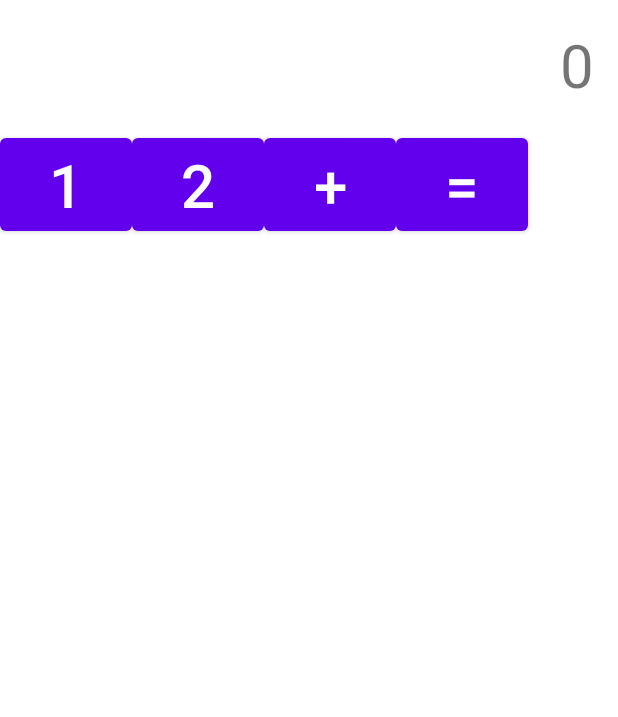
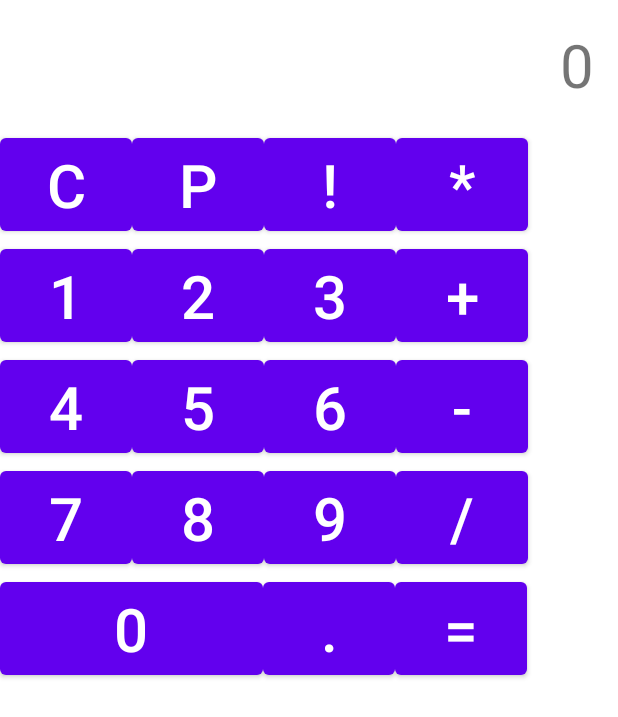
Before and after one commit to a21604343/calculator_android, an Android app: the layout activity_main.xml on its own in the app's theme, with its tools: preview values and no code run, on a phone screen of 412 x 824 dp. Shown: the top 717 px of the screen. Run offline under Robolectric (Android 15) with nearby library versions, the phone set to English and light mode, and no system bars.

Commit message:
activity arranjada, otimização do codigo na MainActivity.kt  e adicionada lista para guardar historico

```diff
--- a/app/src/main/res/layout/activity_main.xml
+++ b/app/src/main/res/layout/activity_main.xml
@@ -21,7 +21,43 @@
         android:textAlignment="textEnd"
         android:padding="16dp"
         />
+    <LinearLayout
+        android:layout_width="match_parent"
+        android:layout_height="wrap_content"
+        android:orientation="horizontal">
 
+        <Button
+            android:id='@+id/button_clear'
+            android:textSize="40sp"
+            android:layout_width="wrap_content"
+            android:layout_height="wrap_content"
+            android:text="C"
+            />
+        <Button
+            android:id='@+id/button_smaller'
+            android:textSize="40sp"
+            android:layout_width="wrap_content"
+            android:layout_height="wrap_content"
+            android:text="p"
+            />
+        <Button
+            android:id='@+id/button_factorial'
+            android:textSize="40sp"
+            android:layout_width="wrap_content"
+            android:layout_height="wrap_content"
+            android:text="!"
+            />
+        <Button
+            android:id='@+id/button_questionMark'
+            android:textSize="40sp"
+            android:color="@color/teal_700"
+            android:layout_width="wrap_content"
+            android:layout_height="wrap_content"
+            android:text="*"
+            />
+
+
+    </LinearLayout>
     <LinearLayout
         android:layout_width="match_parent"
         android:layout_height="wrap_content"
@@ -42,12 +78,114 @@
             android:text="2"
             />
         <Button
+            android:id='@+id/button_3'
+            android:textSize="40sp"
+            android:layout_width="wrap_content"
+            android:layout_height="wrap_content"
+            android:text="3"
+            />
+        <Button
             android:id='@+id/button_adition'
             android:textSize="40sp"
             android:layout_width="wrap_content"
             android:layout_height="wrap_content"
             android:text="+"
             />
+
+
+    </LinearLayout>
+    <LinearLayout
+        android:layout_width="match_parent"
+        android:layout_height="wrap_content"
+        android:orientation="horizontal">
+
+        <Button
+            android:id='@+id/button_4'
+            android:textSize="40sp"
+            android:layout_width="wrap_content"
+            android:layout_height="wrap_content"
+            android:text="4"
+            />
+        <Button
+            android:id='@+id/button_5'
+            android:textSize="40sp"
+            android:layout_width="wrap_content"
+            android:layout_height="wrap_content"
+            android:text="5"
+            />
+        <Button
+            android:id='@+id/button_6'
+            android:textSize="40sp"
+            android:layout_width="wrap_content"
+            android:layout_height="wrap_content"
+            android:text="6"
+            />
+        <Button
+            android:id='@+id/button_minus'
+            android:textSize="40sp"
+            android:layout_width="wrap_content"
+            android:layout_height="wrap_content"
+            android:text="-"
+            />
+
+
+    </LinearLayout>
+    <LinearLayout
+        android:layout_width="match_parent"
+        android:layout_height="wrap_content"
+        android:orientation="horizontal">
+
+        <Button
+            android:id='@+id/button_7'
+            android:textSize="40sp"
+            android:layout_width="wrap_content"
+            android:layout_height="wrap_content"
+            android:text="7"
+            />
+        <Button
+            android:id='@+id/button_8'
+            android:textSize="40sp"
+            android:layout_width="wrap_content"
+            android:layout_height="wrap_content"
+            android:text="8"
+            />
+        <Button
+            android:id='@+id/button_9'
+            android:textSize="40sp"
+            android:layout_width="wrap_content"
+            android:layout_height="wrap_content"
+            android:text="9"
+            />
+        <Button
+            android:id='@+id/button_divide'
+            android:textSize="40sp"
+            android:layout_width="wrap_content"
+            android:layout_height="wrap_content"
+            android:text="/"
+            />
+
+
+    </LinearLayout>
+    <LinearLayout
+        android:layout_width="match_parent"
+        android:layout_height="wrap_content"
+        android:orientation="horizontal">
+
+        <Button
+            android:id='@+id/button_0'
+            android:textSize="40sp"
+            android:layout_width="175dp"
+            android:layout_height="wrap_content"
+            android:text="0"
+            />
+        <Button
+            android:id='@+id/button_point'
+            android:textSize="40sp"
+            android:layout_width="wrap_content"
+            android:layout_height="wrap_content"
+            android:text="."
+            />
+
         <Button
             android:id='@+id/button_equals'
             android:textSize="40sp"
```
Also changed, not shown: app/src/main/AndroidManifest.xml (+6 -5 lines), app/src/main/java/com/example/myapplication/MainActivity.kt (+59 -22 lines).
